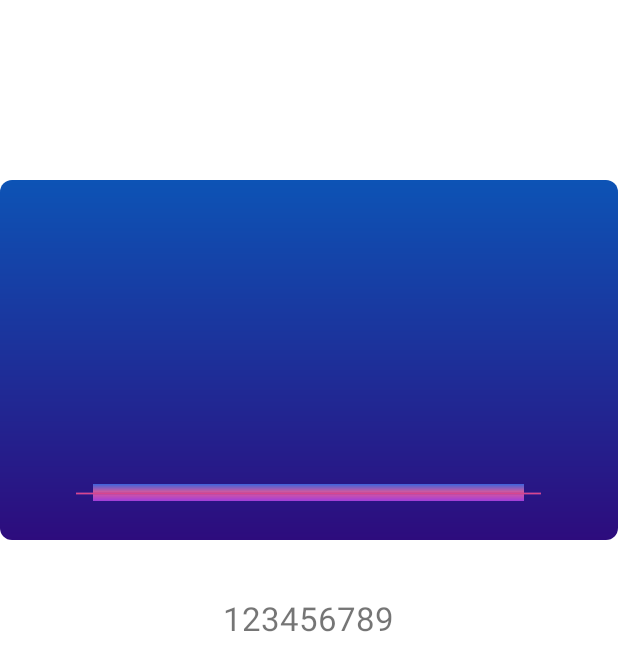
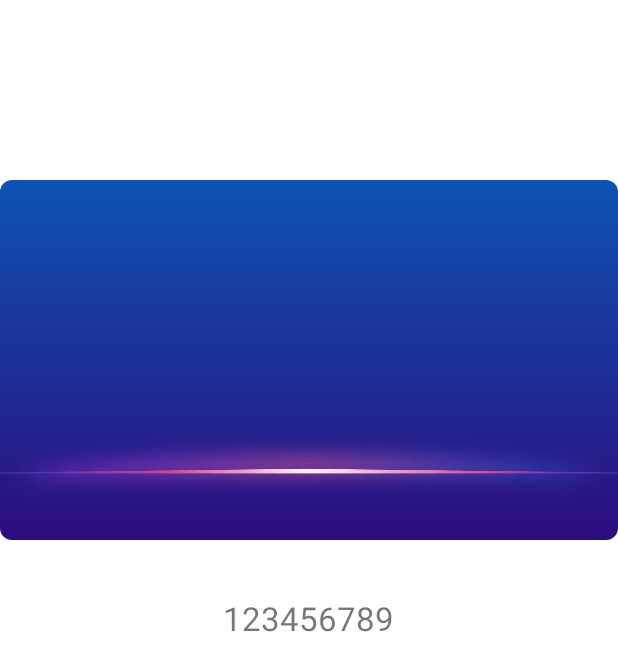
Before and after one commit to liuhao722/BlueToothWorth, an Android app: the layout sdk_activity_dialog_layout.xml on its own in the app's theme, with its tools: preview values and no code run, on a phone screen of 412 x 824 dp. Shown: the top 671 px of the screen. Run offline under Robolectric (Android 15) with nearby library versions, the phone set to English and light mode, and no system bars.

Commit message:
逻辑优化

```diff
--- a/config.gradle
+++ b/config.gradle
@@ -13,7 +13,7 @@ ext {
     android = [
             compileSdkVersion: 30,
             buildToolsVersion: "30.0.3",
-            minSdkVersion    : 16,
+            minSdkVersion    : 17,
             targetSdkVersion : 30,
             versionCode      : versionCode,
             versionName      : versionName,
--- a/framework/src/main/java/com/baidu/aip/asrwakeup3/core/wakeup/listener/RecogWakeupListener.java
+++ b/framework/src/main/java/com/baidu/aip/asrwakeup3/core/wakeup/listener/RecogWakeupListener.java
@@ -5,7 +5,7 @@ import android.os.Handler;
 import com.baidu.aip.asrwakeup3.core.recog.IStatus;
 import com.baidu.aip.asrwakeup3.core.wakeup.WakeUpResult;
 
-import static com.worth.framework.business.ext.ContactsKt.CALL_BACK_SDK_WAKE_UP_ERROR;
+import static com.worth.framework.business.ext.ContactsKt.WAKEUP_XIAO_BANG_SDK_EROOR;
 import static com.worth.framework.business.ext.ContactsKt.WAKEUP_XIAO_BANG_SDK_SUCCESS;
 
 /**
@@ -31,6 +31,6 @@ public class RecogWakeupListener extends SimpleWakeupListener implements IStatus
     @Override
     public void onError(int errorCode, String errorMessage, WakeUpResult result) {
         super.onError(errorCode, errorMessage, result);
-        handler.sendMessage(handler.obtainMessage(CALL_BACK_SDK_WAKE_UP_ERROR));
+        handler.sendMessage(handler.obtainMessage(WAKEUP_XIAO_BANG_SDK_EROOR));
     }
 }
--- a/framework/src/main/java/com/worth/framework/business/utils/SpeakUtils.java
+++ b/framework/src/main/java/com/worth/framework/business/utils/SpeakUtils.java
@@ -133,7 +133,7 @@ public class SpeakUtils {
         // 设置在线发声音人： 0 普通女声（默认） 1 普通男声 3 情感男声<度逍遥> 4 情感儿童声<度丫丫>, 其它发音人见文档
         params.put(SpeechSynthesizer.PARAM_SPEAKER, "0");
         // 设置合成的音量，0-15 ，默认 5
-        params.put(SpeechSynthesizer.PARAM_VOLUME, "1");
+        params.put(SpeechSynthesizer.PARAM_VOLUME, "8");
         // 设置合成的语速，0-15 ，默认 5
         params.put(SpeechSynthesizer.PARAM_SPEED, "5");
         // 设置合成的语调，0-15 ，默认 5
--- a/framework/src/main/res/drawable/sdk_shape_bg_line.xml
+++ /dev/null
@@ -1,36 +0,0 @@
-<?xml version="1.0" encoding="utf-8"?>
-<shape xmlns:android="http://schemas.android.com/apk/res/android"
-    >
-        <size
-            android:width="310dp"
-            android:height="2dp" />
-        <gradient
-            android:angle="270"
-            android:centerColor="#ffd7468e"
-            android:endColor="#334c37ca"
-            android:startColor="#334b37cb"
-            android:type="linear" />
-<!--    <size-->
-<!--        android:width="287dp"-->
-<!--        android:height="11dp" />-->
-<!--    <gradient-->
-<!--        android:angle="270"-->
-<!--        android:centerColor="#ffdc599a"-->
-<!--        android:endColor="#ff9f3eda"-->
-<!--        android:startColor="#ff3d64dd"-->
-<!--        android:type="linear"/>-->
-
-<!--    <item-->
-<!--        android:width="310dp"-->
-<!--        android:height="2dp">-->
-<!--        <shape android:shape="rectangle">-->
-<!--            <gradient-->
-<!--                android:angle="270"-->
-<!--                android:centerColor="#ffd7468e"-->
-<!--                android:endColor="#994c37ca"-->
-<!--                android:startColor="#994b37cb"-->
-<!--                android:type="linear"-->
-<!--                android:useLevel="true" />-->
-<!--        </shape>-->
-<!--    </item>-->
-</shape>
--- a/framework/src/main/res/drawable/sdk_shape_bg_line_bg.xml
+++ /dev/null
@@ -1,12 +0,0 @@
-<?xml version="1.0" encoding="utf-8"?>
-<shape xmlns:android="http://schemas.android.com/apk/res/android">
-    <size
-        android:width="287dp"
-        android:height="11dp" />
-    <gradient
-        android:angle="270"
-        android:centerColor="#ffdc599a"
-        android:endColor="#ff9f3eda"
-        android:startColor="#ff3d64dd"
-        android:type="linear" />
-</shape>
--- a/framework/src/main/res/layout/sdk_activity_dialog_layout.xml
+++ b/framework/src/main/res/layout/sdk_activity_dialog_layout.xml
@@ -26,15 +26,7 @@
                 android:layout_alignParentBottom="true"
                 android:layout_centerHorizontal="true"
                 android:layout_marginBottom="26dp"
-                android:background="@drawable/sdk_shape_bg_line_bg" />
-
-            <ImageView
-                android:layout_width="wrap_content"
-                android:layout_height="wrap_content"
-                android:layout_alignParentBottom="true"
-                android:layout_centerHorizontal="true"
-                android:layout_marginBottom="30dp"
-                android:background="@drawable/sdk_shape_bg_line" />
+                android:background="@drawable/sdk_res_icon_dialog_bottom_bg" />
 
         </RelativeLayout>
     </RelativeLayout>
```
Also changed, not shown: framework/src/main/java/com/worth/framework/base/view/activity/DialogActivity.kt (+17 -2 lines), framework/src/main/java/com/worth/framework/business/enter/VipSdkHelper.kt (+2 -7 lines), framework/src/main/java/com/worth/framework/business/ext/Contacts.kt (+4 -3 lines), framework/src/main/java/com/worth/framework/business/utils/GlobalHandler.java (+20 -11 lines), framework/src/main/res/drawable-xxhdpi/sdk_res_icon_dialog_bottom_bg.png (added).
